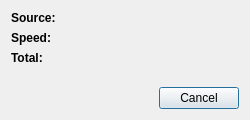
The window that projects/gui/ui/importprogressdlg.ui (cutechess/cutechess) describes before a commit, drawn with Qt 5.
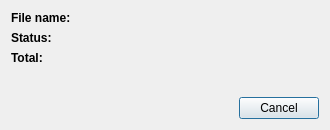
The same window after the commit.

Commit message:
Show information about import errors in UI
The import progress dialog now shows basic error information, such as
'file does not exist'. The import dialog is kept visible if an error
occurs and must be closed manually.

```diff
--- a/projects/gui/ui/importprogressdlg.ui
+++ b/projects/gui/ui/importprogressdlg.ui
@@ -6,14 +6,14 @@
    <rect>
     <x>0</x>
     <y>0</y>
-    <width>250</width>
-    <height>120</height>
+    <width>330</width>
+    <height>130</height>
    </rect>
   </property>
   <property name="minimumSize">
    <size>
-    <width>250</width>
-    <height>120</height>
+    <width>330</width>
+    <height>130</height>
    </size>
   </property>
   <property name="windowTitle">
@@ -33,36 +33,12 @@
           </font>
          </property>
          <property name="text">
-          <string>Source:</string>
-         </property>
-        </widget>
-       </item>
-       <item row="1" column="0">
-        <widget class="QLabel" name="label_2">
-         <property name="font">
-          <font>
-           <weight>75</weight>
-           <bold>true</bold>
-          </font>
-         </property>
-         <property name="text">
-          <string>Speed:</string>
+          <string>File name:</string>
          </property>
         </widget>
        </item>
        <item row="0" column="2">
-        <widget class="QLabel" name="m_importSourceLabel">
-         <property name="text">
-          <string/>
-         </property>
-        </widget>
-       </item>
-       <item row="1" column="2">
-        <widget class="QLabel" name="m_importSpeedLabel">
-         <property name="text">
-          <string/>
-         </property>
-        </widget>
+        <widget class="QLabel" name="m_fileNameLabel"/>
        </item>
        <item row="0" column="1">
         <spacer name="horizontalSpacer">
@@ -80,7 +56,7 @@
          </property>
         </spacer>
        </item>
-       <item row="2" column="0">
+       <item row="1" column="0">
         <widget class="QLabel" name="label_3">
          <property name="font">
           <font>
@@ -89,16 +65,28 @@
           </font>
          </property>
          <property name="text">
+          <string>Status:</string>
+         </property>
+        </widget>
+       </item>
+       <item row="1" column="2">
+        <widget class="QLabel" name="m_statusLabel"/>
+       </item>
+       <item row="2" column="0">
+        <widget class="QLabel" name="label_2">
+         <property name="font">
+          <font>
+           <weight>75</weight>
+           <bold>true</bold>
+          </font>
+         </property>
+         <property name="text">
           <string>Total:</string>
          </property>
         </widget>
        </item>
        <item row="2" column="2">
-        <widget class="QLabel" name="m_importTotalLabel">
-         <property name="text">
-          <string/>
-         </property>
-        </widget>
+        <widget class="QLabel" name="m_totalGamesLabel"/>
        </item>
       </layout>
      </item>
```
The commit also changes 4 other files.
